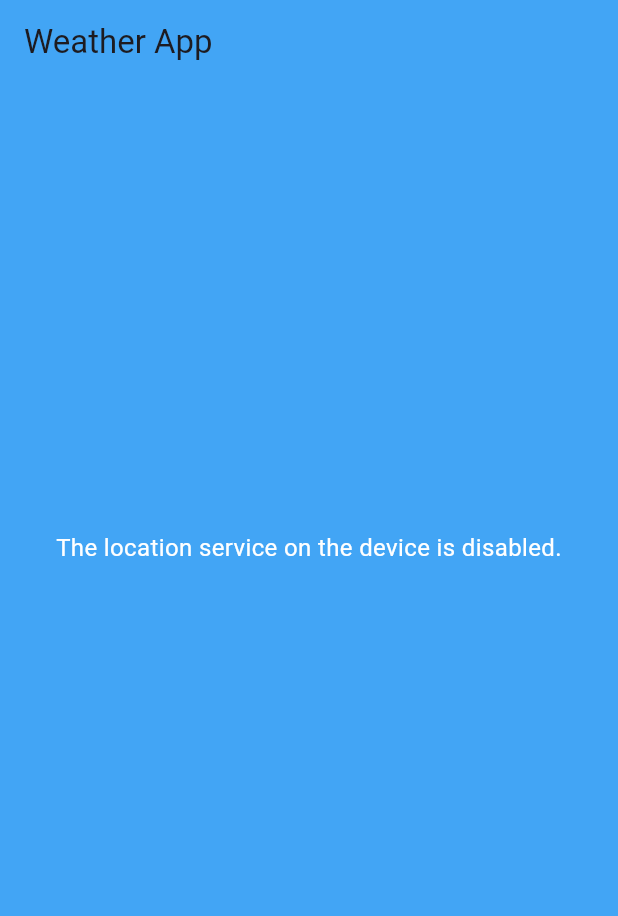
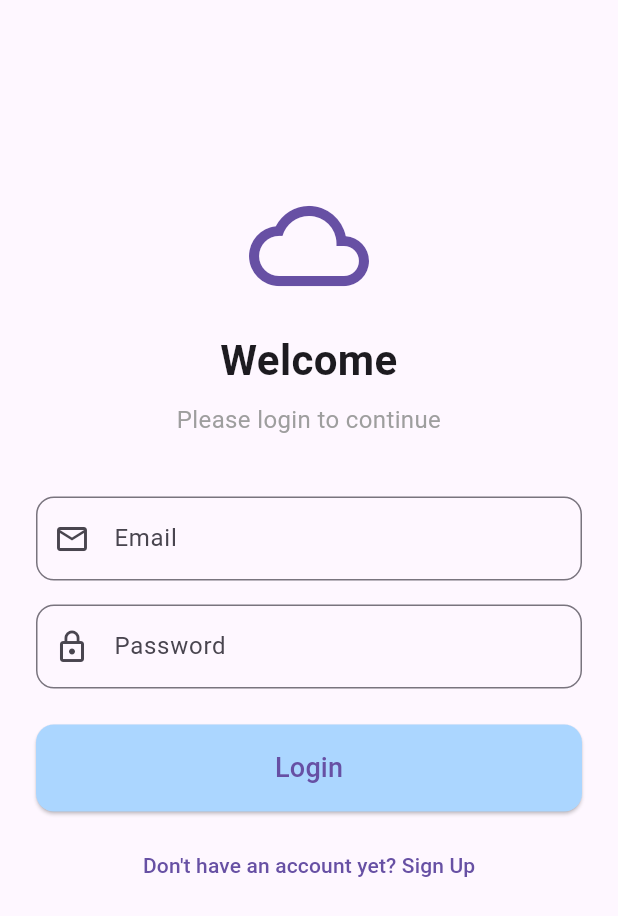
Before and after one commit to Kentangz/weather_app, a Flutter app: the screen it shows after launch, on a phone screen of 412 x 824 dp. Shown: the top 916 px of the screen. Run offline on Flutter 3.47's test engine with Material 3 defaults, Android fonts, the phone set to English and light mode, and no system bars; our stand-ins replace firebase_auth, firebase_core, flutter_dotenv, geolocator, get; accounts and stored records are empty.

Commit message:
add login register

```diff
--- /dev/null
+++ b/lib/app/modules/auth/bindings/auth_binding.dart
@@ -0,0 +1,9 @@
+import 'package:get/get.dart';
+import 'package:weather_app/app/modules/auth/controllers/auth_controller.dart';
+
+class AuthBinding extends Bindings {
+  @override
+  void dependencies() {
+    Get.lazyPut<AuthController>(() => AuthController());
+  }
+}
--- /dev/null
+++ b/lib/app/modules/auth/controllers/auth_controller.dart
@@ -0,0 +1,58 @@
+import 'package:firebase_auth/firebase_auth.dart';
+import 'package:flutter/material.dart';
+import 'package:get/get.dart';
+import 'package:weather_app/app/routes/app_routes.dart';
+
+class AuthController extends GetxController {
+  final FirebaseAuth _auth = FirebaseAuth.instance;
+
+  final Rx<User?> user = Rx<User?>(null);
+
+  late TextEditingController emailController;
+  late TextEditingController passwordController;
+
+  @override
+  void onInit() {
+    super.onInit();
+    emailController = TextEditingController();
+    passwordController = TextEditingController();
+
+    user.bindStream(_auth.authStateChanges());
+  }
+
+  @override
+  void onClose() {
+    emailController.dispose();
+    passwordController.dispose();
+    super.onClose();
+  }
+
+  Future<void> login() async {
+    try {
+      await _auth.signInWithEmailAndPassword(
+        email: emailController.text.trim(),
+        password: passwordController.text.trim(),
+      );
+      Get.offAllNamed(AppRoutes.HOME);
+    } on FirebaseAuthException {
+      rethrow;
+    }
+  }
+
+  Future<void> register() async {
+    try {
+      await _auth.createUserWithEmailAndPassword(
+        email: emailController.text.trim(),
+        password: passwordController.text.trim(),
+      );
+      Get.offAllNamed(AppRoutes.HOME);
+    } on FirebaseAuthException {
+      rethrow;
+    }
+  }
+
+  Future<void> logout() async {
+    await _auth.signOut();
+    Get.offAllNamed(AppRoutes.LOGIN);
+  }
+}
--- /dev/null
+++ b/lib/app/modules/auth/views/login_view.dart
@@ -0,0 +1,91 @@
+import 'package:flutter/material.dart';
+import 'package:get/get.dart';
+import 'package:weather_app/app/modules/auth/controllers/auth_controller.dart';
+import 'package:weather_app/app/routes/app_routes.dart';
+
+class LoginView extends GetView<AuthController> {
+  const LoginView({super.key});
+
+  @override
+  Widget build(BuildContext context) {
+    return Scaffold(
+      body: SingleChildScrollView(
+        child: Padding(
+          padding: const EdgeInsets.all(24.0),
+          child: Column(
+            mainAxisAlignment: MainAxisAlignment.center,
+            crossAxisAlignment: CrossAxisAlignment.stretch,
+            children: [
+              const SizedBox(height: 100),
+
+              Icon(
+                Icons.cloud_queue,
+                size: 80,
+                color: Theme.of(context).primaryColor,
+              ),
+              const SizedBox(height: 16),
+
+              const Text(
+                'Welcome',
+                textAlign: TextAlign.center,
+                style: TextStyle(fontSize: 28, fontWeight: FontWeight.bold),
+              ),
+              const SizedBox(height: 8),
+              const Text(
+                'Please login to continue',
+                textAlign: TextAlign.center,
+                style: TextStyle(fontSize: 16, color: Colors.grey),
+              ),
+              const SizedBox(height: 40),
+
+              TextField(
+                controller: controller.emailController,
+                decoration: InputDecoration(
+                  labelText: 'Email',
+                  prefixIcon: const Icon(Icons.email_outlined),
+                  border: OutlineInputBorder(
+                    borderRadius: BorderRadius.circular(12),
+                  ),
+                ),
+                keyboardType: TextInputType.emailAddress,
+              ),
+              const SizedBox(height: 16),
+
+              TextField(
+                controller: controller.passwordController,
+                decoration: InputDecoration(
+                  labelText: 'Password',
+                  prefixIcon: const Icon(Icons.lock_outline),
+                  border: OutlineInputBorder(
+                    borderRadius: BorderRadius.circular(12),
+                  ),
+                ),
+                obscureText: true,
+              ),
+              const SizedBox(height: 24),
+
+              ElevatedButton(
+                onPressed: controller.login,
+                style: ElevatedButton.styleFrom(
+                  backgroundColor: Color.fromRGBO(171, 214, 255, 1),
+                  padding: const EdgeInsets.symmetric(vertical: 16),
+                  shape: RoundedRectangleBorder(
+                    borderRadius: BorderRadius.circular(12),
+                  ),
+                ),
+                child: const Text('Login', style: TextStyle(fontSize: 18)),
+              ),
+              const SizedBox(height: 12),
+
+              // 6. Tombol Register
+              TextButton(
+                onPressed: () => Get.toNamed(AppRoutes.REGISTER),
+                child: const Text("Don't have an account yet? Sign Up"),
+              ),
+            ],
+          ),
+        ),
+      ),
+    );
+  }
+}
--- /dev/null
+++ b/lib/app/modules/splash/bindings/splash_binding.dart
@@ -0,0 +1,9 @@
+import 'package:get/get.dart';
+import 'package:weather_app/app/modules/splash/controllers/splash_controller.dart';
+
+class SplashBinding extends Bindings {
+  @override
+  void dependencies() {
+    Get.put<SplashController>(SplashController());
+  }
+}
--- /dev/null
+++ b/lib/app/routes/app_pages.dart
@@ -0,0 +1,39 @@
+// ========================================
+// lib/app/routes/app_pages.dart
+// ========================================
+import 'package:get/get.dart';
+import 'package:weather_app/app/modules/auth/bindings/auth_binding.dart';
+import 'package:weather_app/app/modules/auth/views/login_view.dart';
+import 'package:weather_app/app/modules/auth/views/register_view.dart';
+import 'package:weather_app/app/modules/home/bindings/home_binding.dart';
+import 'package:weather_app/app/modules/home/views/home_view.dart';
+import 'package:weather_app/app/modules/splash/bindings/splash_binding.dart';
+import 'package:weather_app/app/modules/splash/views/splash_view.dart';
+import 'package:weather_app/app/routes/app_routes.dart';
+
+class AppPages {
+  static const INITIAL = AppRoutes.SPLASH;
+
+  static final routes = [
+    GetPage(
+      name: AppRoutes.SPLASH,
+      page: () => const SplashView(),
+      binding: SplashBinding(),
+    ),
+    GetPage(
+      name: AppRoutes.LOGIN,
+      page: () => const LoginView(),
+      binding: AuthBinding(),
+    ),
+    GetPage(
+      name: AppRoutes.REGISTER,
+      page: () => const RegisterView(),
+      binding: AuthBinding(),
+    ),
+    GetPage(
+      name: AppRoutes.HOME,
+      page: () => const HomeView(),
+      binding: HomeBinding(),
+    ),
+  ];
+}
--- /dev/null
+++ b/lib/app/routes/app_routes.dart
@@ -0,0 +1,7 @@
+// lib/app/routes/app_routes.dart
+class AppRoutes {
+  static const SPLASH = '/'; // Halaman awal kita set ke splash
+  static const LOGIN = '/login';
+  static const REGISTER = '/register';
+  static const HOME = '/home';
+}
--- a/lib/main.dart
+++ b/lib/main.dart
@@ -1,11 +1,19 @@
 import 'package:flutter/material.dart';
 import 'package:flutter_dotenv/flutter_dotenv.dart';
 import 'package:get/get.dart';
-import 'package:weather_app/app/modules/home/bindings/home_binding.dart';
-import 'package:weather_app/app/modules/home/views/home_view.dart';
+import 'package:weather_app/app/routes/app_pages.dart';
+import 'package:firebase_core/firebase_core.dart';
+import 'firebase_options.dart';
+import 'package:weather_app/app/modules/auth/controllers/auth_controller.dart';
 
 Future<void> main() async {
+  WidgetsFlutterBinding.ensureInitialized();
+
   await dotenv.load(fileName: ".env");
+
+  await Firebase.initializeApp(options: DefaultFirebaseOptions.currentPlatform);
+
+  Get.put(AuthController(), permanent: true);
 
   runApp(const MyApp());
 }
@@ -20,15 +28,9 @@ class MyApp extends StatelessWidget {
       theme: ThemeData(primarySwatch: Colors.blue),
       debugShowCheckedModeBanner: false,
 
-      initialRoute: '/home',
+      initialRoute: AppPages.INITIAL,
 
-      getPages: [
-        GetPage(
-          name: '/home',
-          page: () => const HomeView(),
-          binding: HomeBinding(),
-        ),
-      ],
+      getPages: AppPages.routes,
     );
   }
 }
--- a/pubspec.yaml
+++ b/pubspec.yaml
@@ -38,6 +38,8 @@ dependencies:
   geolocator: ^14.0.2
   flutter_dotenv: ^6.0.0
   get: ^4.7.2
+  firebase_core: ^4.2.1
+  firebase_auth: ^6.1.2
 
 dev_dependencies:
   flutter_test:
```
Also changed, not shown: lib/app/modules/auth/views/register_view.dart (added, +88 -0 lines), lib/app/modules/home/views/home_view.dart (+9 -12 lines), lib/app/modules/splash/controllers/splash_controller.dart (added, +34 -0 lines), lib/app/modules/splash/views/splash_view.dart (added, +33 -0 lines), firebase.json (added), lib/firebase_options.dart (added), pubspec.lock, 6 other files.
